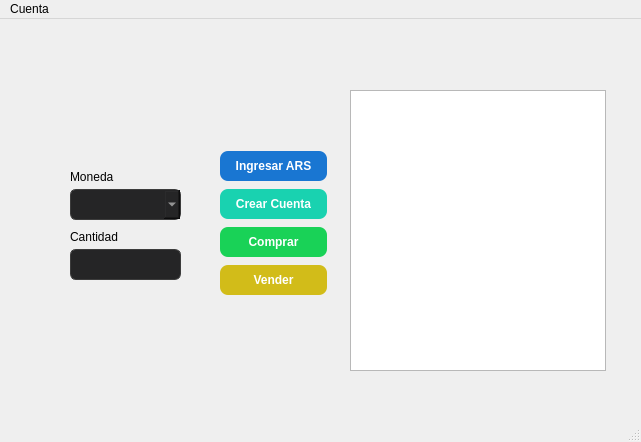
Before: the Qt Designer form presentation/screens/Main.ui in LucaFerrantedev/CompraVentaMonedas, drawn with Qt 5.
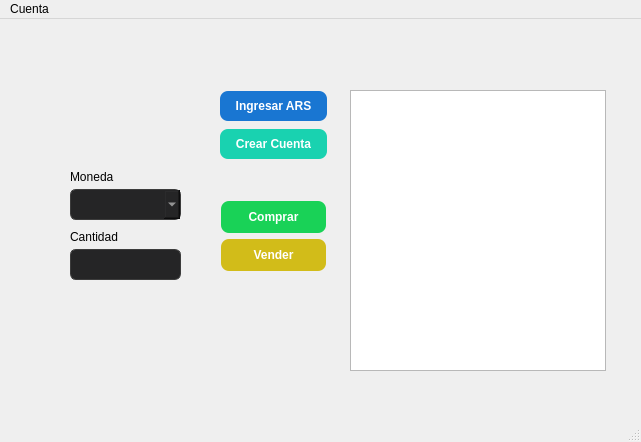
After: the same form once the commit is applied.

```diff
--- a/presentation/screens/Main.ui
+++ b/presentation/screens/Main.ui
@@ -97,9 +97,9 @@
     <property name="geometry">
      <rect>
       <x>220</x>
-      <y>130</y>
+      <y>70</y>
       <width>107</width>
-      <height>148</height>
+      <height>72</height>
      </rect>
     </property>
     <layout class="QVBoxLayout" name="verticalLayout">
@@ -149,8 +149,17 @@
        </property>
       </widget>
      </item>
-     <item>
+    </layout>
+   </widget>
       <widget class="QPushButton" name="btnComprar">
+    <property name="geometry">
+     <rect>
+      <x>221</x>
+      <y>182</y>
+      <width>105</width>
+      <height>32</height>
+     </rect>
+    </property>
        <property name="styleSheet">
         <string notr="true">QPushButton {
     background-color: #19D257;
@@ -171,9 +180,15 @@
         <string>Comprar</string>
        </property>
       </widget>
-     </item>
-     <item>
       <widget class="QPushButton" name="btnVender">
+    <property name="geometry">
+     <rect>
+      <x>221</x>
+      <y>220</y>
+      <width>105</width>
+      <height>32</height>
+     </rect>
+    </property>
        <property name="styleSheet">
         <string notr="true">QPushButton {
     background-color: #D2BC19;
@@ -193,9 +208,6 @@
        <property name="text">
         <string>Vender</string>
        </property>
-      </widget>
-     </item>
-    </layout>
    </widget>
   </widget>
   <widget class="QMenuBar" name="menubar">
```
Left out of the diff: 6 changed lines with no effect on the pictures. Lines whose indentation alone changed are shown as unchanged.
